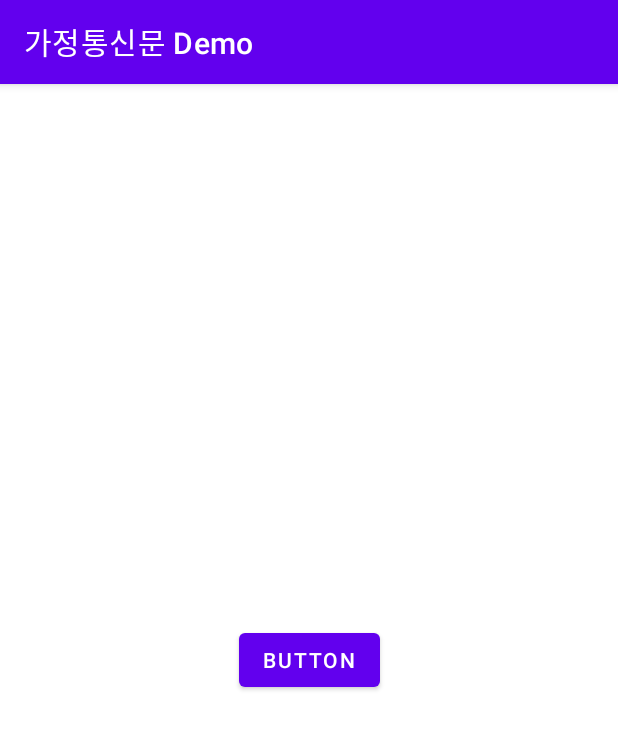
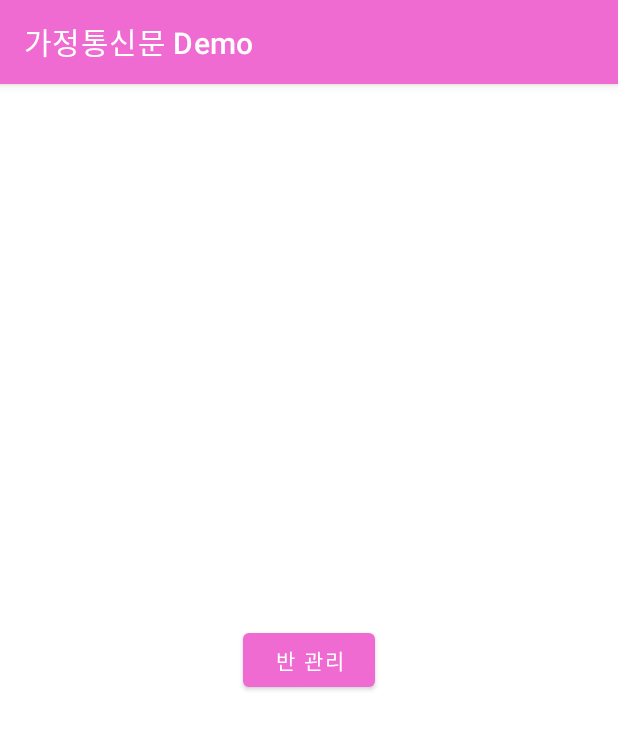
Before and after one commit to Jangjoonmo/mp-android-project-2022, an Android app: the screen it shows after launch (MainActivity), on a phone screen of 412 x 824 dp. Shown: the top 729 px of the screen. Run offline under Robolectric (Android 15) with nearby library versions, the phone set to English and light mode, and no system bars.

Commit message:
UPDATE Adapter using API - seungwon

```diff
--- a/app/src/main/java/com/example/parentsletterproject/action/ClassAdapter.java
+++ b/app/src/main/java/com/example/parentsletterproject/action/ClassAdapter.java
@@ -40,19 +40,19 @@ public class ClassAdapter extends RecyclerView.Adapter<ClassAdapter.ViewHolder>
     }
 
     public static class ViewHolder extends RecyclerView.ViewHolder {
-        private TextView classId, className, teacherInCharge;
+        private TextView classId, className, tName;
 
         public ViewHolder(@NonNull View itemView) {
             super(itemView);
             classId = itemView.findViewById(R.id.class_id);
             className = itemView.findViewById(R.id.class_name);
-            teacherInCharge = itemView.findViewById(R.id.teacher_in_charge);
+            tName = itemView.findViewById(R.id.teacher_in_charge);
         }
 
         public void setItem(ClassroomList item) {
             classId.setText(item.getClassId());
             className.setText(item.getClassName());
-            teacherInCharge.setText(item.getTeacherInCharge());
+            tName.setText(item.getTName());
         }
     }
 
--- a/app/src/main/java/com/example/parentsletterproject/activity/TeacherClassManagementActivity.java
+++ b/app/src/main/java/com/example/parentsletterproject/activity/TeacherClassManagementActivity.java
@@ -53,7 +53,7 @@ public class TeacherClassManagementActivity extends AppCompatActivity {
 
             final Button submit = (Button) view.findViewById(R.id.add_class_submit);
             final EditText className = (EditText) view.findViewById(R.id.edittext_add_class_name);
-            final EditText teacherInCharge = (EditText) view.findViewById(R.id.edittext_add_class_teacher_in_charge);
+            final EditText tName = (EditText) view.findViewById(R.id.edittext_add_class_teacher_in_charge);
 
             final AlertDialog dialog = ad.create();
             submit.setOnClickListener(new View.OnClickListener() {
@@ -61,7 +61,7 @@ public class TeacherClassManagementActivity extends AppCompatActivity {
                 @Override
                 public void onClick(View view) {
                     String resultClassName = className.getText().toString();
-                    String resultTeacherInCharge = teacherInCharge.getText().toString();
+                    String resultTName = tName.getText().toString();
 
 
 
--- a/app/src/main/res/layout/activity_main.xml
+++ b/app/src/main/res/layout/activity_main.xml
@@ -10,7 +10,7 @@
         android:id="@+id/button"
         android:layout_width="wrap_content"
         android:layout_height="wrap_content"
-        android:text="Button"
+        android:text="반 관리"
         app:layout_constraintBottom_toBottomOf="parent"
         app:layout_constraintEnd_toEndOf="parent"
         app:layout_constraintStart_toStartOf="parent"
--- a/app/src/main/res/values/themes.xml
+++ b/app/src/main/res/values/themes.xml
@@ -2,8 +2,8 @@
     <!-- Base application theme. -->
     <style name="Theme.ParentsLetterProject" parent="Theme.MaterialComponents.DayNight.DarkActionBar">
         <!-- Primary brand color. -->
-        <item name="colorPrimary">@color/purple_500</item>
-        <item name="colorPrimaryVariant">@color/purple_700</item>
+        <item name="colorPrimary">#EF6BD2</item>
+        <item name="colorPrimaryVariant">#EF6BD2</item>
         <item name="colorOnPrimary">@color/white</item>
         <!-- Secondary brand color. -->
         <item name="colorSecondary">@color/teal_200</item>
```
Also changed, not shown: app/src/main/java/com/example/parentsletterproject/server/ClassroomList.java (+7 -7 lines).
